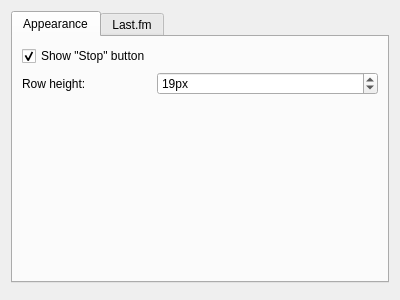
This is Form/DialogPreferences.ui in isuhao/TMediaPlayer as Qt 5 draws it before an edit. The edited form follows.
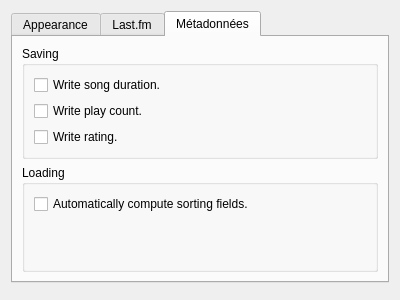
This is the edited form. The open tabs and pages were chosen to show the change.

Commit message: Modification de la boite de dialogue Preferences

What changed in the file:
```diff
--- a/Form/DialogPreferences.ui
+++ b/Form/DialogPreferences.ui
@@ -5,6 +5,14 @@
   <property name="windowModality">
    <enum>Qt::WindowModal</enum>
   </property>
+  <property name="geometry">
+   <rect>
+    <x>0</x>
+    <y>0</y>
+    <width>400</width>
+    <height>300</height>
+   </rect>
+  </property>
   <property name="minimumSize">
    <size>
     <width>400</width>
@@ -138,6 +146,62 @@
        </item>
       </layout>
      </widget>
+     <widget class="QWidget" name="tabMetaData">
+      <attribute name="title">
+       <string>Métadonnées</string>
+      </attribute>
+      <layout class="QVBoxLayout" name="verticalLayout_2">
+       <item>
+        <widget class="QGroupBox" name="groupBox">
+         <property name="title">
+          <string>Saving</string>
+         </property>
+         <layout class="QFormLayout" name="formLayout_2">
+          <property name="fieldGrowthPolicy">
+           <enum>QFormLayout::AllNonFixedFieldsGrow</enum>
+          </property>
+          <item row="0" column="0">
+           <widget class="QCheckBox" name="checkBox">
+            <property name="text">
+             <string>Write song duration.</string>
+            </property>
+           </widget>
+          </item>
+          <item row="1" column="0">
+           <widget class="QCheckBox" name="checkBox_2">
+            <property name="text">
+             <string>Write play count.</string>
+            </property>
+           </widget>
+          </item>
+          <item row="2" column="0">
+           <widget class="QCheckBox" name="checkBox_3">
+            <property name="text">
+             <string>Write rating.</string>
+            </property>
+           </widget>
+          </item>
+         </layout>
+        </widget>
+       </item>
+       <item>
+        <widget class="QGroupBox" name="groupBox_2">
+         <property name="title">
+          <string>Loading</string>
+         </property>
+         <layout class="QFormLayout" name="formLayout_3">
+          <item row="0" column="0">
+           <widget class="QCheckBox" name="checkBox_4">
+            <property name="text">
+             <string>Automatically compute sorting fields.</string>
+            </property>
+           </widget>
+          </item>
+         </layout>
+        </widget>
+       </item>
+      </layout>
+     </widget>
     </widget>
    </item>
    <item>
```
The commit also changes 1 other file.
